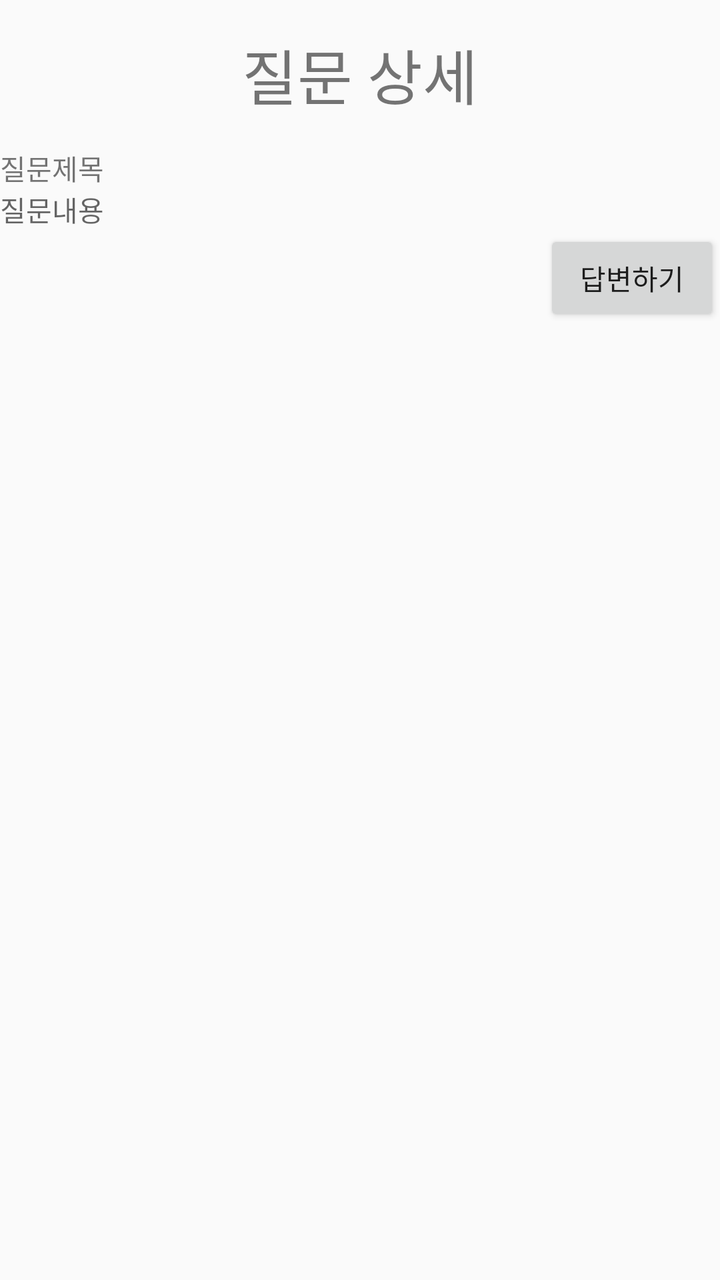
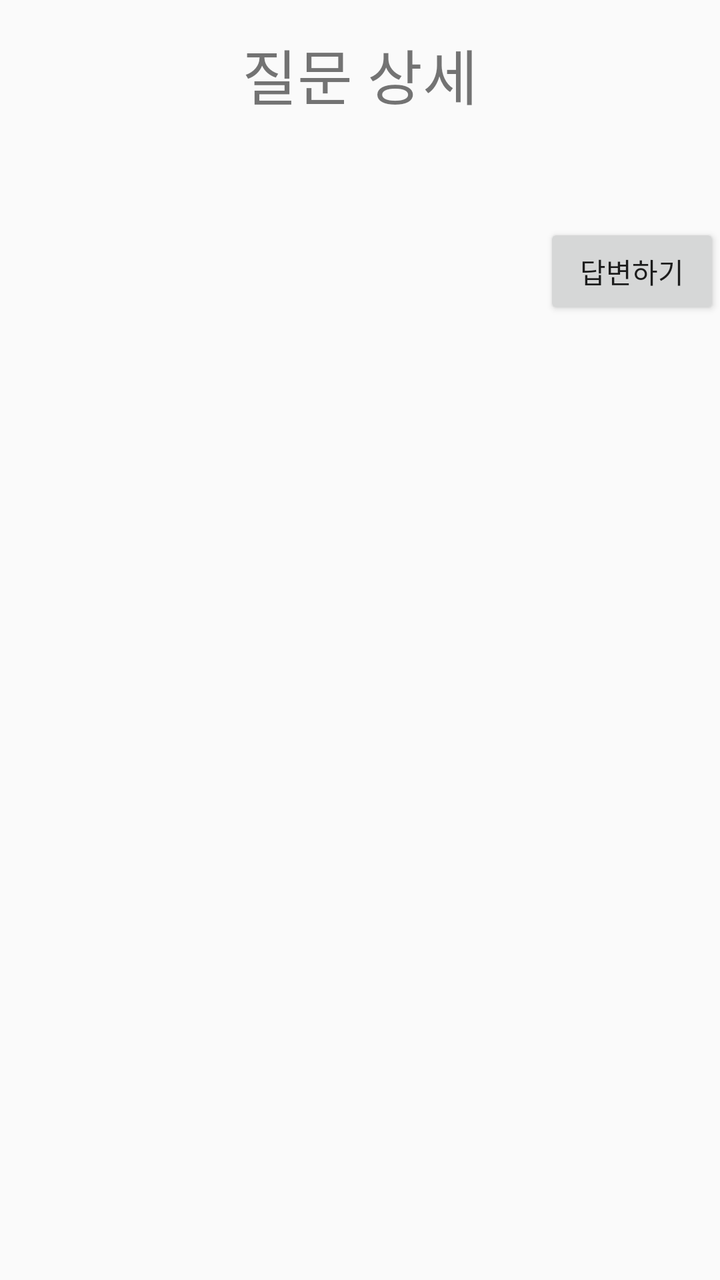

Before-and-after screenshots of an Android layout around one commit, followed by the original layout XML and the change that was made.
<!-- AndroidManifest.xml: application theme Theme.AppCompat.Light.DarkActionBar -->
<!-- res/layout/activity_detail_q.xml -->
<?xml version="1.0" encoding="utf-8"?>
<LinearLayout xmlns:android="http://schemas.android.com/apk/res/android"
    android:layout_width="match_parent"
    android:layout_height="match_parent"
    android:orientation="vertical">

    <TextView
        android:layout_width="wrap_content"
        android:layout_height="wrap_content"
        android:layout_gravity="center"
        android:textSize="30dp"
        android:layout_margin="15dp"
        android:text="질문 상세"/>

    <LinearLayout
        android:layout_width="match_parent"
        android:layout_height="wrap_content"
        android:orientation="horizontal">

        <TextView
            android:layout_width="wrap_content"
            android:layout_height="wrap_content"
            android:text="질문제목 "/>

        //if 작성자->삭제버튼

    </LinearLayout>

    <TextView
        android:id="@+id/contextQ"
        android:layout_width="match_parent"
        android:layout_height="wrap_content"
        android:hint="질문내용"/>

    <Button
        android:id="@+id/updateN"
        android:layout_width="wrap_content"
        android:layout_height="wrap_content"
        android:layout_gravity="right"
        android:text="답변하기"/>

    //댓글아이콘
    //답변리스트로+더보기버튼

</LinearLayout>
<!-- resources referenced by this layout -->
<resources>

</resources>

<!-- the commit's change to res/layout/activity_detail_q.xml (unified diff, before → after) -->
@@ -18,9 +18,9 @@
         android:orientation="horizontal">
 
         <TextView
+            android:id="@+id/Dqnatitle"
             android:layout_width="wrap_content"
-            android:layout_height="wrap_content"
-            android:text="질문제목 "/>
+            android:layout_height="wrap_content" />
 
         //if 작성자->삭제버튼
 
@@ -29,8 +29,7 @@
     <TextView
         android:id="@+id/contextQ"
         android:layout_width="match_parent"
-        android:layout_height="wrap_content"
-        android:hint="질문내용"/>
+        android:layout_height="wrap_content" />
 
     <Button
         android:id="@+id/updateN"
